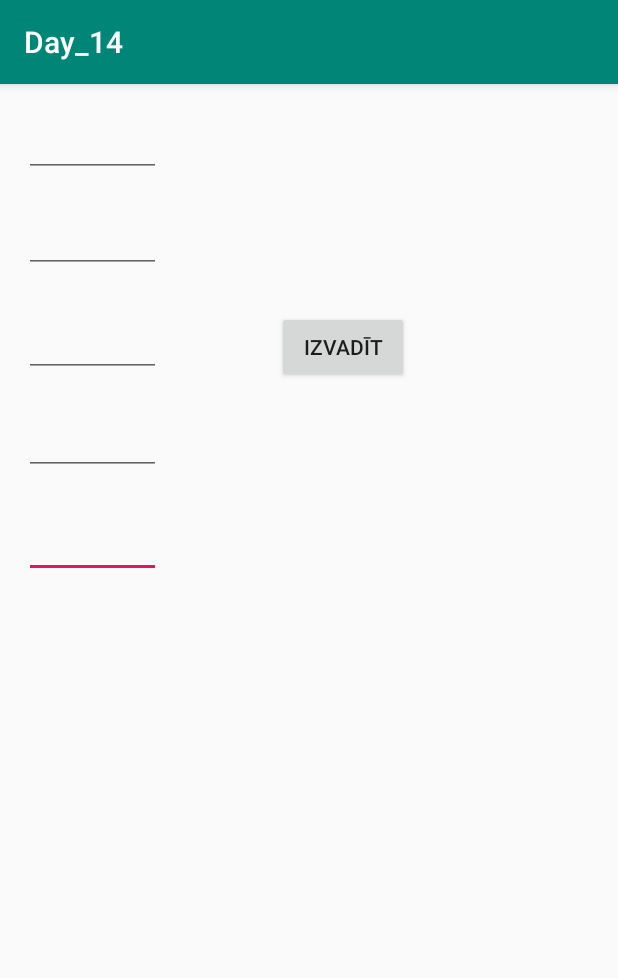
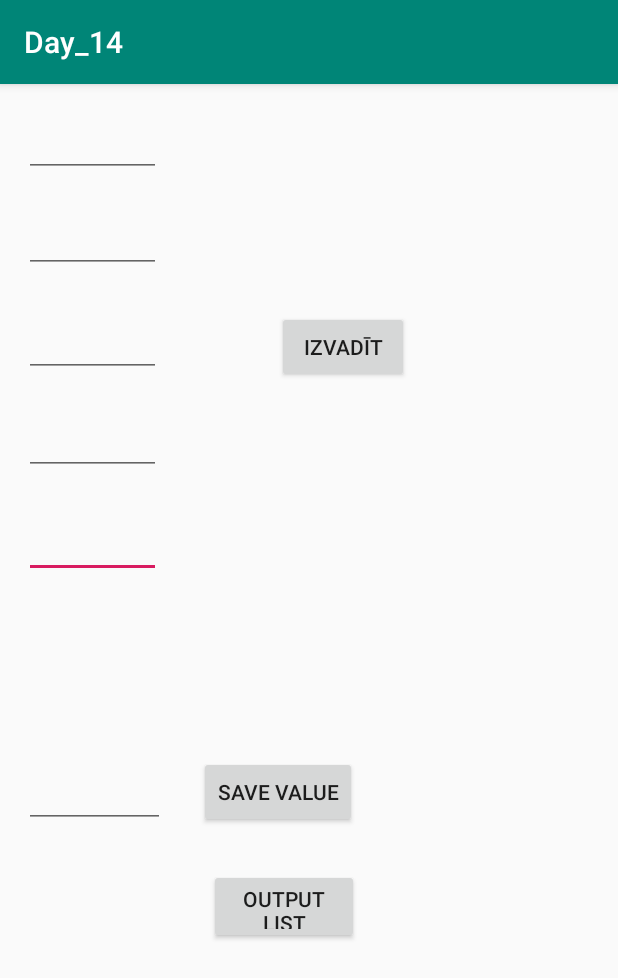
Before and after one commit to OzolsUgis/Android_Kursi_2020_LVL1, an Android app: the screen it shows after launch (MainActivity), on a phone screen of 412 x 824 dp. Shown: the top 978 px of the screen. Run offline under Robolectric (Android 15) with nearby library versions, the phone set to English and light mode, and no system bars.

Commit message:
List Added

```diff
--- a/Day_14/app/src/main/java/com/example/day_14/MainActivity.kt
+++ b/Day_14/app/src/main/java/com/example/day_14/MainActivity.kt
@@ -12,33 +12,54 @@ class MainActivity : AppCompatActivity() {
         super.onCreate(savedInstanceState)
         setContentView(R.layout.activity_main)
 
-        val num1 = findViewById<EditText>(R.id.lblNum1)
-        val num2 = findViewById<EditText>(R.id.lblNum2)
-        val num3 = findViewById<EditText>(R.id.lblNum3)
-        val num4 = findViewById<EditText>(R.id.lblNum4)
-        val num5 = findViewById<EditText>(R.id.lblNum5)
+//        val num1 = findViewById<EditText>(R.id.lblNum1)
+//        val num2 = findViewById<EditText>(R.id.lblNum2)
+//        val num3 = findViewById<EditText>(R.id.lblNum3)
+//        val num4 = findViewById<EditText>(R.id.lblNum4)
+//        val num5 = findViewById<EditText>(R.id.lblNum5)
+//
+//        val btn = findViewById<Button>(R.id.btnShowHighest)
+//        var text = findViewById<TextView>(R.id.lblOutput)
+//
+//        var numbers = IntArray(5)
+//
+//        btn.setOnClickListener(){
+//
+//            numbers[0] = num1.text.toString().toInt()
+//            numbers[1] = num2.text.toString().toInt()
+//            numbers[2] = num3.text.toString().toInt()
+//            numbers[3] = num4.text.toString().toInt()
+//            numbers[4] = num5.text.toString().toInt()
+//
+//            var highest = numbers[0]
+//
+//            for(el in numbers){
+//                if (highest < el)
+//                    highest=el
+//            }
+//
+//            text.text = highest.toString()
+//        }
 
-        val btn = findViewById<Button>(R.id.btnShowHighest)
-        var text = findViewById<TextView>(R.id.lblOutput)
 
-        var numbers = IntArray(5)
 
-        btn.setOnClickListener(){
+        val enterValue = findViewById<EditText>(R.id.lblValue)
+        val btnSaveValue = findViewById<Button>(R.id.btnSaveValue)
+        val btnOutputList= findViewById<Button>(R.id.btnOutputList)
+        val output = findViewById<TextView>(R.id.txtOutputList)
 
-            numbers[0] = num1.text.toString().toInt()
-            numbers[1] = num2.text.toString().toInt()
-            numbers[2] = num3.text.toString().toInt()
-            numbers[3] = num4.text.toString().toInt()
-            numbers[4] = num5.text.toString().toInt()
+        var values = mutableListOf<Int>()
 
-            var highest = numbers[0]
+        btnSaveValue.setOnClickListener(){
+            values.add(enterValue.text.toString().toInt())
+        }
 
-            for(el in numbers){
-                if (highest < el)
-                    highest=el
+        btnOutputList.setOnClickListener(){
+            var list :String = ""
+            for (element in values){
+                list = list + element.toString()+ ","
             }
-
-            text.text = highest.toString()
+            output.text = list
         }
     }
 }
--- a/Day_14/app/src/main/res/layout/activity_main.xml
+++ b/Day_14/app/src/main/res/layout/activity_main.xml
@@ -96,4 +96,54 @@
         app:layout_constraintStart_toEndOf="@+id/lblNum3"
         app:layout_constraintTop_toTopOf="parent"
         app:layout_constraintVertical_bias="0.21" />
+
+    <Button
+        android:id="@+id/btnSaveValue"
+        android:layout_width="wrap_content"
+        android:layout_height="wrap_content"
+        android:text="Save Value"
+        app:layout_constraintBottom_toBottomOf="parent"
+        app:layout_constraintEnd_toEndOf="parent"
+        app:layout_constraintHorizontal_bias="0.433"
+        app:layout_constraintStart_toStartOf="parent"
+        app:layout_constraintTop_toTopOf="parent"
+        app:layout_constraintVertical_bias="0.622" />
+
+    <EditText
+        android:id="@+id/lblValue"
+        android:layout_width="94dp"
+        android:layout_height="52dp"
+        android:ems="10"
+        android:inputType="number"
+        app:layout_constraintBottom_toBottomOf="parent"
+        app:layout_constraintEnd_toEndOf="parent"
+        app:layout_constraintHorizontal_bias="0.05"
+        app:layout_constraintStart_toStartOf="parent"
+        app:layout_constraintTop_toTopOf="parent"
+        app:layout_constraintVertical_bias="0.62" />
+
+    <Button
+        android:id="@+id/btnOutputList"
+        android:layout_width="100dp"
+        android:layout_height="50dp"
+        android:text="Output List"
+        app:layout_constraintBottom_toBottomOf="parent"
+        app:layout_constraintEnd_toEndOf="parent"
+        app:layout_constraintHorizontal_bias="0.446"
+        app:layout_constraintStart_toStartOf="parent"
+        app:layout_constraintTop_toBottomOf="@+id/btnSaveValue"
+        app:layout_constraintVertical_bias="0.123" />
+
+    <TextView
+        android:id="@+id/txtOutputList"
+        android:layout_width="86dp"
+        android:layout_height="32dp"
+        android:textAlignment="center"
+        android:textStyle="bold"
+        app:layout_constraintBottom_toBottomOf="parent"
+        app:layout_constraintEnd_toStartOf="@+id/btnOutputList"
+        app:layout_constraintHorizontal_bias="0.412"
+        app:layout_constraintStart_toStartOf="parent"
+        app:layout_constraintTop_toBottomOf="@+id/lblValue"
+        app:layout_constraintVertical_bias="0.171" />
 </androidx.constraintlayout.widget.ConstraintLayout>
```
